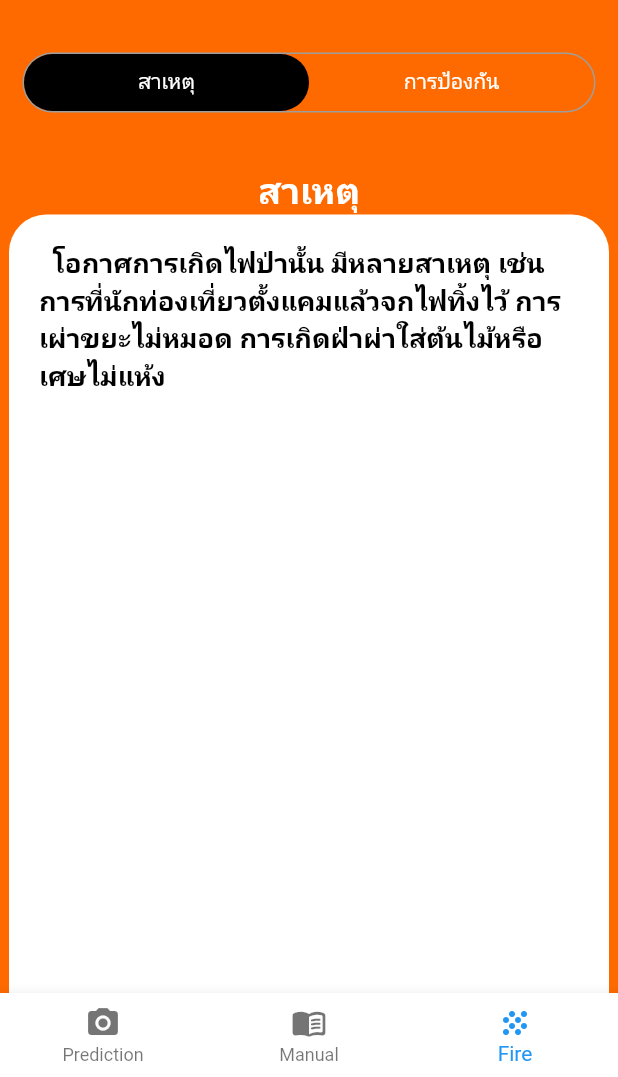
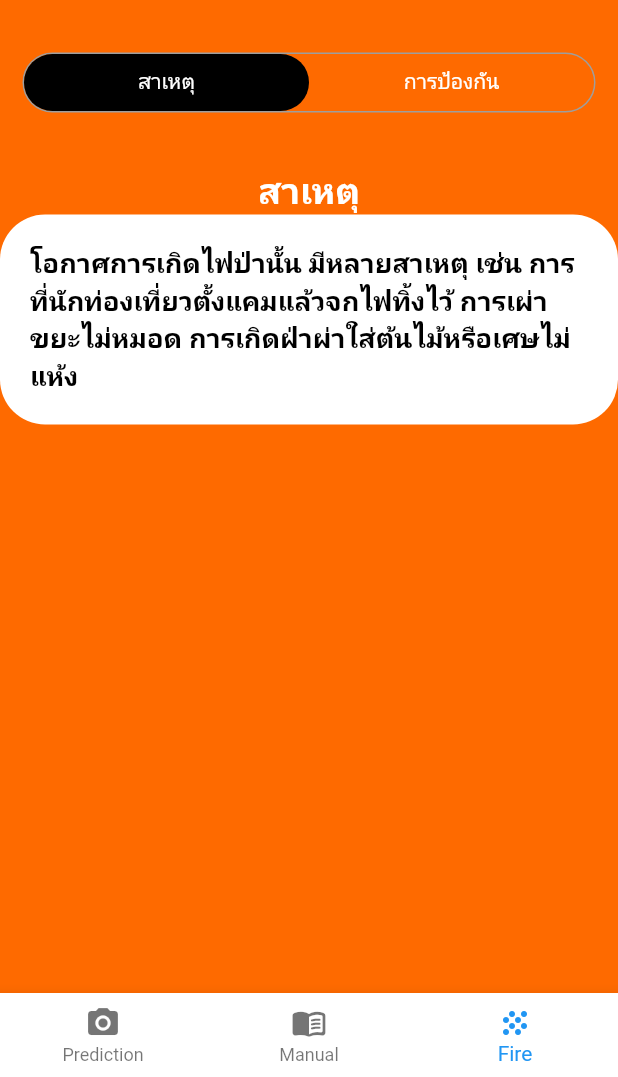
Before and after one commit to patpat46/FIRE_Smoke, a Flutter app: the screen it shows after launch, item 3 of the bottom bar chosen, on a phone screen of 412 x 824 dp, the part 159-1236 px from its top. Run offline on Flutter 3.47's test engine with Material 2 defaults, Android fonts, the phone set to English and light mode, and no system bars; our stand-ins replace image_picker; missing offline and left inert: tflite.

Commit message:
เช้า

```diff
--- a/lib/main.dart
+++ b/lib/main.dart
@@ -14,7 +14,7 @@ class MyApp extends StatelessWidget {
     return const MaterialApp(
       title: 'Fire Classification',
       home: SplashScreen(),
-      debugShowCheckedModeBanner: true,
+      debugShowCheckedModeBanner: false,
     );
   }
 }
--- a/lib/screan/factor.dart
+++ b/lib/screan/factor.dart
@@ -29,24 +29,21 @@ class _FactorState extends State<Factor> {
           ),
           Center(
             child: Container(
-                height: 550,
-                width: 400,
                 alignment: Alignment.topCenter,
-                //margin: const EdgeInsets.all(10),
                 padding: const EdgeInsets.all(20),
                 decoration: BoxDecoration(
                   color: Color.fromARGB(255, 255, 255, 255),
-                  borderRadius: BorderRadius.circular(25),
+                  borderRadius: BorderRadius.circular(30),
                 ),
                 child: Text(
-                  "\t โอกาศการเกิดไฟป่านั้น มีหลายสาเหตุ เช่น การที่นักท่องเที่ยวตั้งแคมแล้วจกไฟทิ้งไว้ การเผ่าขยะไม่หมอด การเกิดฝ่าผ่าใส่ต้นไม้หรือเศษไม่แห้ง",
+                  'โอกาศการเกิดไฟป่านั้น มีหลายสาเหตุ เช่น การที่นักท่องเที่ยวตั้งแคมแล้วจกไฟทิ้งไว้ การเผ่าขยะไม่หมอด การเกิดฝ่าผ่าใส่ต้นไม้หรือเศษไม่แห้ง',
                   style: TextStyle(
                     fontSize: 18,
                     fontWeight: FontWeight.bold,
                     color: const Color.fromARGB(255, 0, 0, 0),
                   ),
                 )),
-          ),
+          )
         ],
       ),
     );
--- a/lib/screan/prediction.dart
+++ b/lib/screan/prediction.dart
@@ -115,7 +115,7 @@ class _PredictState extends State<Predict> {
       backgroundColor: Color.fromARGB(255, 255, 111, 0),
       body: Column(
         children: [
-          const Padding(padding: EdgeInsets.all(10)),
+          const Padding(padding: EdgeInsets.all(20)),
           Row(
             mainAxisAlignment: MainAxisAlignment.center,
             children: const [
```
